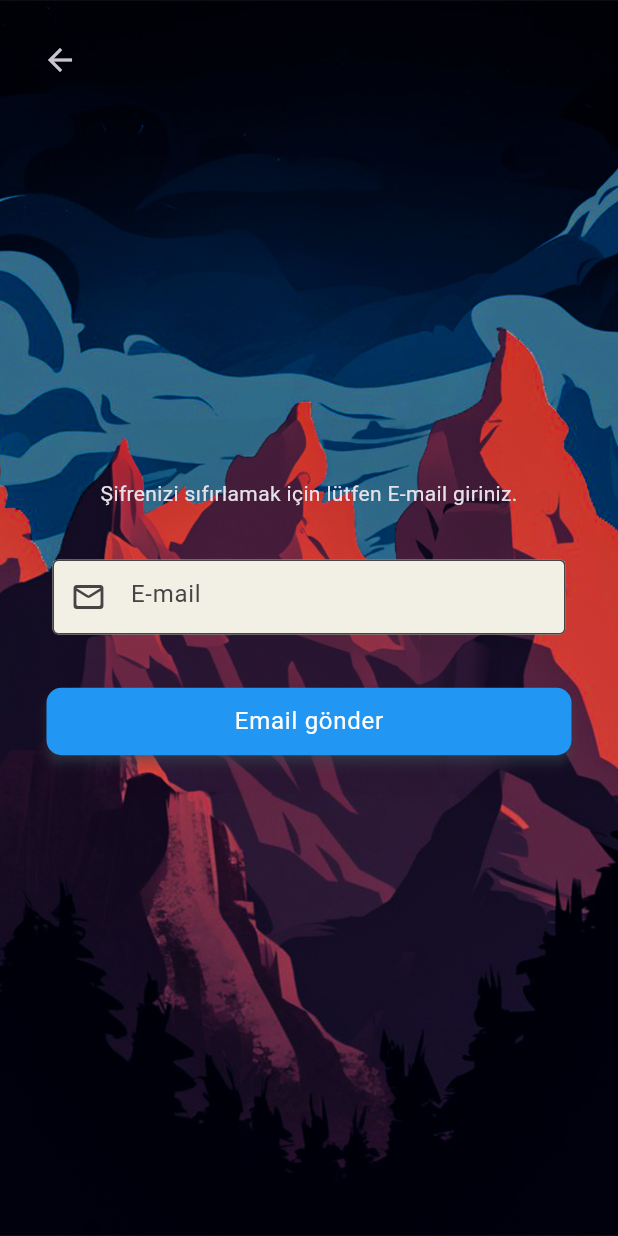
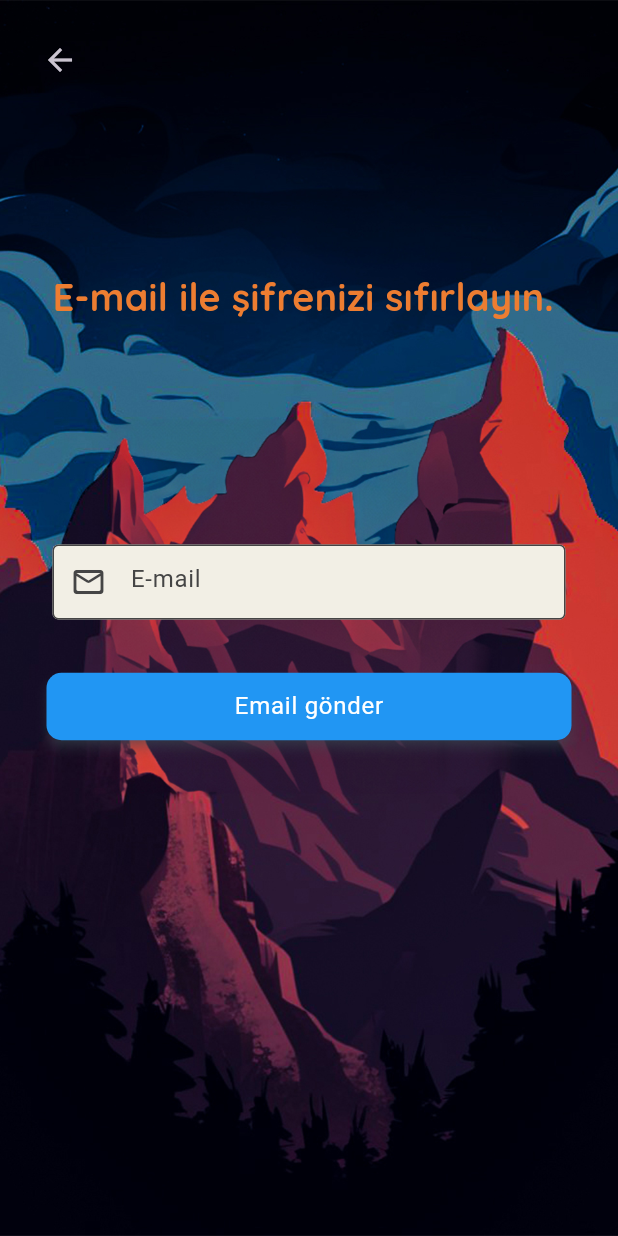
Before and after one commit to BerkErdgn/MotiX, a Flutter app: the ForgetPassword screen opened directly, on a phone screen of 412 x 824 dp. Run offline on Flutter 3.47's test engine with Material 3 defaults, Android fonts, the phone set to English and light mode, and no system bars; our stand-ins replace animated_splash_screen, cloud_firestore, concentric_transition, curved_navigation_bar, dash_chat_2, date_picker_timeline and 14 more; accounts and stored records are empty; project files that could hold a hidden picture were left out.

Commit message:
Text update
Text update was done

```diff
--- a/lib/presantations/authPage/forgot_password.dart
+++ b/lib/presantations/authPage/forgot_password.dart
@@ -1,11 +1,14 @@
 import 'package:flutter/cupertino.dart';
 import 'package:flutter/material.dart';
+import 'package:google_fonts/google_fonts.dart';
 import 'package:motix_app/data/auth/Auth.dart';
 import 'package:motix_app/util/consts/motix_alert_messages.dart';
 import 'package:motix_app/util/components/input_field.dart';
 import 'package:motix_app/util/components/register_button.dart';
 import 'package:motix_app/util/consts/motix_assets_consts.dart';
 import 'package:motix_app/util/consts/motix_text_consts.dart';
+
+import '../../util/consts/motix_color_consts.dart';
 
 class ForgetPassword extends StatefulWidget {
   const ForgetPassword({super.key});
@@ -47,13 +50,31 @@ class _ForgetPasswordState extends State<ForgetPassword> {
                 },
               ),
             ),
+            Positioned(
+              top: 180,
+              left: 35,
+              child:Column(
+                crossAxisAlignment: CrossAxisAlignment.start,
+                children: [
+                  Text(
+                    ForgetPasswordStrings.promptText,
+                    style: GoogleFonts.quicksand(
+                      textStyle: TextStyle(
+                        color: MotixColor.mainColorOrange,
+                        fontSize: 25,
+                        fontWeight: FontWeight.bold,
+                      ),
+                    ),
+                  ),
+                ],
+              )
+            ),
             Center(
               child: Padding(
                 padding: EdgeInsets.symmetric(horizontal: 25),
                 child: Column(
                   mainAxisAlignment: MainAxisAlignment.center,
                   children: [
-                    Text(ForgetPasswordStrings.promptText),
                     SizedBox(
                       height: 20,
                     ),
--- a/lib/presantations/authPage/login_page.dart
+++ b/lib/presantations/authPage/login_page.dart
@@ -143,7 +143,6 @@ class SignUpText extends StatelessWidget {
           child: Text(
             LoginStrings.noAccountText,
             style: TextStyle(
-              fontFamily: 'Inter',
               fontSize: 15,
               fontWeight: FontWeight.normal,
               color: MotixColor.mainColorWhite,
@@ -159,7 +158,6 @@ class SignUpText extends StatelessWidget {
           child: const Text(
             LoginStrings.signUpText,
             style: TextStyle(
-              fontFamily: 'Inter',
               fontSize: 15,
               fontWeight: FontWeight.bold,
               color: MotixColor.mainColorOrange,
--- a/lib/util/consts/motix_text_consts.dart
+++ b/lib/util/consts/motix_text_consts.dart
@@ -24,7 +24,7 @@ class RegisterStrings {
 
 class ForgetPasswordStrings {
   static const String promptText =
-      'Şifrenizi sıfırlamak için lütfen E-mail giriniz.';
+      'E-mail ile şifrenizi sıfırlayın.';
   static const String emailLabel = 'E-mail';
   static const String sendEmailButtonText = 'Email gönder';
 }
```
